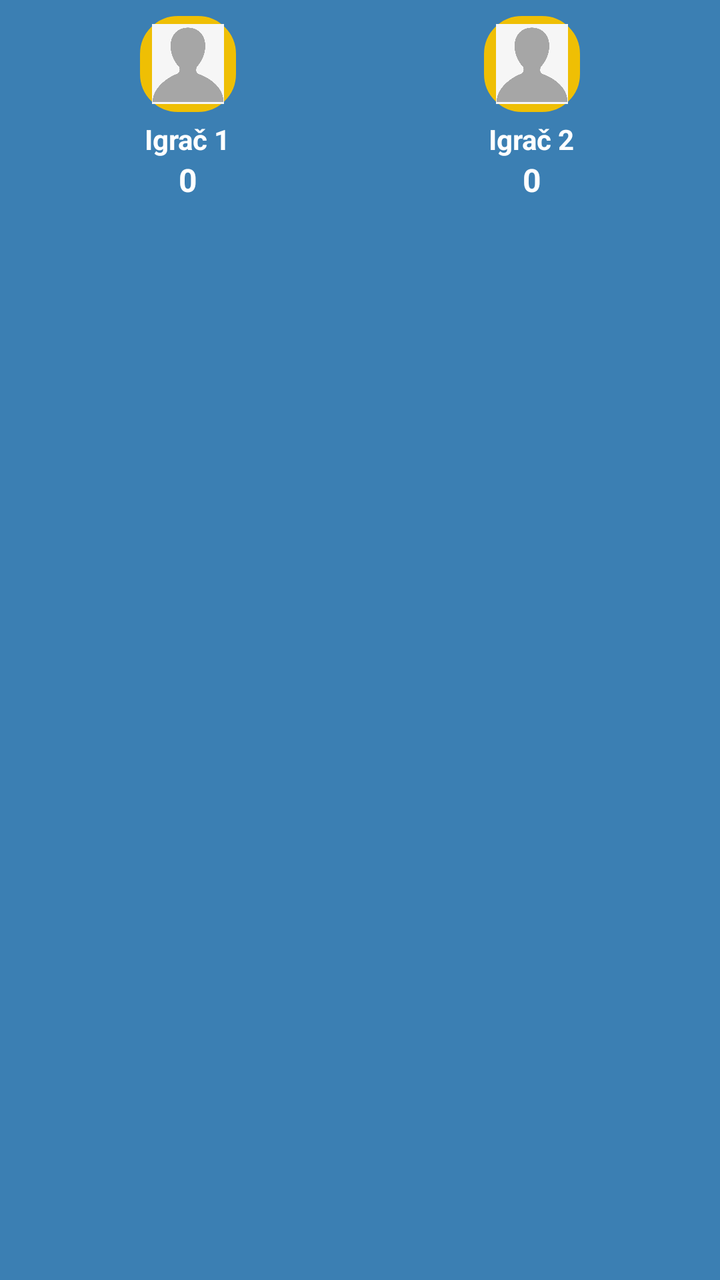
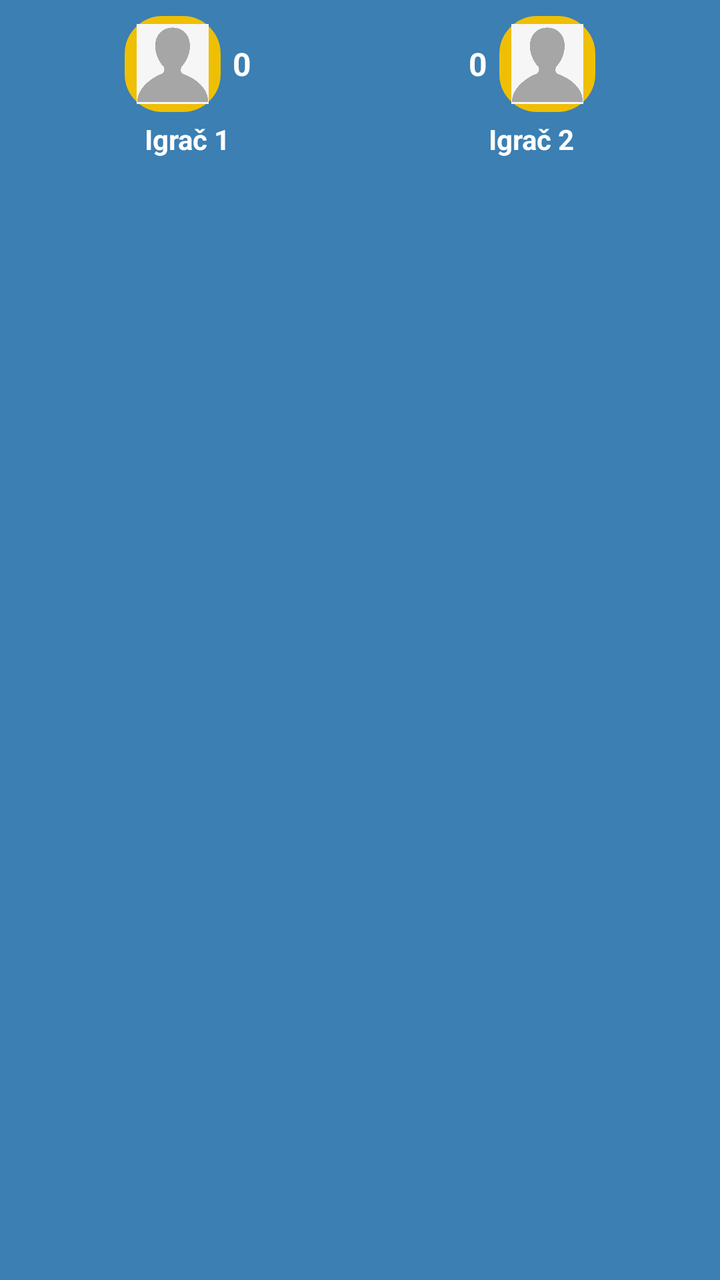

Two renders of the same Android screen: before a commit and after it. Below are the layout's source before the change and the commit's diff.
<!-- AndroidManifest.xml: application theme Theme.Slagalica -->
<!-- res/layout/player_score_row.xml -->
<?xml version="1.0" encoding="utf-8"?>
<LinearLayout xmlns:android="http://schemas.android.com/apk/res/android"
    android:id="@+id/playerScoreRow"
    android:layout_width="match_parent"
    android:layout_height="wrap_content"
    android:orientation="horizontal"
    android:padding="8dp"
    android:background="#3B7FB3">

    <LinearLayout
        android:id="@+id/playerOneContainer"
        android:layout_width="0dp"
        android:layout_height="wrap_content"
        android:layout_weight="1"
        android:orientation="vertical"
        android:gravity="center">

        <ImageView
            android:id="@+id/playerOneAvatar"
            android:layout_width="48dp"
            android:layout_height="48dp"
            android:background="@drawable/profile_frame"
            android:padding="4dp"
            android:src="@drawable/default_profile"
            android:contentDescription="Player 1 avatar" />

        <TextView
            android:id="@+id/playerOneName"
            android:layout_width="wrap_content"
            android:layout_height="wrap_content"
            android:layout_marginTop="4dp"
            android:text="Igrač 1"
            android:textColor="@android:color/white"
            android:textStyle="bold"
            android:textSize="14sp" />

        <TextView
            android:id="@+id/playerOneScore"
            android:layout_width="wrap_content"
            android:layout_height="wrap_content"
            android:text="0"
            android:textColor="@android:color/white"
            android:textStyle="bold"
            android:textSize="16sp" />
    </LinearLayout>

    <LinearLayout
        android:id="@+id/playerTwoContainer"
        android:layout_width="0dp"
        android:layout_height="wrap_content"
        android:layout_weight="1"
        android:orientation="vertical"
        android:gravity="center">

        <ImageView
            android:id="@+id/playerTwoAvatar"
            android:layout_width="48dp"
            android:layout_height="48dp"
            android:background="@drawable/profile_frame"
            android:padding="4dp"
            android:src="@drawable/default_profile"
            android:contentDescription="Player 2 avatar" />

        <TextView
            android:id="@+id/playerTwoName"
            android:layout_width="wrap_content"
            android:layout_height="wrap_content"
            android:layout_marginTop="4dp"
            android:text="Igrač 2"
            android:textColor="@android:color/white"
            android:textStyle="bold"
            android:textSize="14sp" />

        <TextView
            android:id="@+id/playerTwoScore"
            android:layout_width="wrap_content"
            android:layout_height="wrap_content"
            android:text="0"
            android:textColor="@android:color/white"
            android:textStyle="bold"
            android:textSize="16sp" />
    </LinearLayout>
</LinearLayout>
<!-- resources referenced by this layout -->
<resources>
  <!-- drawable default_profile: png bitmap (drawable, 31723 bytes) -->
  <!-- drawable profile_frame (drawable) -->
  <?xml version="1.0" encoding="utf-8"?>
  <shape xmlns:android="http://schemas.android.com/apk/res/android"
      android:shape="rectangle">
      <solid android:color="@android:color/transparent"/>
      <stroke
          android:width="6dp"
          android:color="#EFBF04"/>
      <corners android:radius="16dp"/>
  </shape>
  <style name="Theme.Slagalica" parent="Base.Theme.Slagalica" />
  <style name="Base.Theme.Slagalica" parent="Theme.Material3.DayNight.NoActionBar">
          
          
      </style>
</resources>

<!-- the commit's change to res/layout/player_score_row.xml (unified diff, before → after) -->
@@ -3,81 +3,104 @@
     android:id="@+id/playerScoreRow"
     android:layout_width="match_parent"
     android:layout_height="wrap_content"
-    android:orientation="horizontal"
+    android:orientation="vertical"
     android:padding="8dp"
     android:background="#3B7FB3">
 
     <LinearLayout
-        android:id="@+id/playerOneContainer"
-        android:layout_width="0dp"
+        android:layout_width="match_parent"
         android:layout_height="wrap_content"
-        android:layout_weight="1"
-        android:orientation="vertical"
-        android:gravity="center">
+        android:orientation="horizontal"
+        android:gravity="center_vertical">
 
-        <ImageView
-            android:id="@+id/playerOneAvatar"
-            android:layout_width="48dp"
-            android:layout_height="48dp"
-            android:background="@drawable/profile_frame"
-            android:padding="4dp"
-            android:src="@drawable/default_profile"
-            android:contentDescription="Player 1 avatar" />
+        <LinearLayout
+            android:id="@+id/playerOneContainer"
+            android:layout_width="0dp"
+            android:layout_height="wrap_content"
+            android:layout_weight="1"
+            android:orientation="vertical"
+            android:gravity="center">
 
-        <TextView
-            android:id="@+id/playerOneName"
-            android:layout_width="wrap_content"
+            <LinearLayout
+                android:layout_width="wrap_content"
+                android:layout_height="wrap_content"
+                android:orientation="horizontal"
+                android:gravity="center">
+
+                <ImageView
+                    android:id="@+id/playerOneAvatar"
+                    android:layout_width="48dp"
+                    android:layout_height="48dp"
+                    android:background="@drawable/profile_frame"
+                    android:padding="4dp"
+                    android:src="@drawable/default_profile"
+                    android:contentDescription="Player 1 avatar" />
+
+                <TextView
+                    android:id="@+id/playerOneScore"
+                    android:layout_width="wrap_content"
+                    android:layout_height="wrap_content"
+                    android:layout_marginStart="6dp"
+                    android:text="0"
+                    android:textColor="@android:color/white"
+                    android:textStyle="bold"
+                    android:textSize="16sp" />
+            </LinearLayout>
+
+            <TextView
+                android:id="@+id/playerOneName"
+                android:layout_width="wrap_content"
+                android:layout_height="wrap_content"
+                android:layout_marginTop="4dp"
+                android:text="Igrač 1"
+                android:textColor="@android:color/white"
+                android:textStyle="bold"
+                android:textSize="14sp" />
+        </LinearLayout>
+
+        <LinearLayout
+            android:id="@+id/playerTwoContainer"
+            android:layout_width="0dp"
             android:layout_height="wrap_content"
-            android:layout_marginTop="4dp"
-            android:text="Igrač 1"
-            android:textColor="@android:color/white"
-            android:textStyle="bold"
-            android:textSize="14sp" />
+            android:layout_weight="1"
+            android:orientation="vertical"
+            android:gravity="center">
 
-        <TextView
-            android:id="@+id/playerOneScore"
-            android:layout_width="wrap_content"
-            android:layout_height="wrap_content"
-            android:text="0"
-            android:textColor="@android:color/white"
-            android:textStyle="bold"
-            android:textSize="16sp" />
-    </LinearLayout>
+            <LinearLayout
+                android:layout_width="wrap_content"
+                android:layout_height="wrap_content"
+                android:orientation="horizontal"
+                android:gravity="center">
 
-    <LinearLayout
-        android:id="@+id/playerTwoContainer"
-        android:layout_width="0dp"
-        android:layout_height="wrap_content"
-        android:layout_weight="1"
-        android:orientation="vertical"
-        android:gravity="center">
+                <TextView
+                    android:id="@+id/playerTwoScore"
+                    android:layout_width="wrap_content"
+                    android:layout_height="wrap_content"
+                    android:layout_marginEnd="6dp"
+                    android:text="0"
+                    android:textColor="@android:color/white"
+                    android:textStyle="bold"
+                    android:textSize="16sp" />
 
-        <ImageView
-            android:id="@+id/playerTwoAvatar"
-            android:layout_width="48dp"
-            android:layout_height="48dp"
-            android:background="@drawable/profile_frame"
-            android:padding="4dp"
-            android:src="@drawable/default_profile"
-            android:contentDescription="Player 2 avatar" />
+                <ImageView
+                    android:id="@+id/playerTwoAvatar"
+                    android:layout_width="48dp"
+                    android:layout_height="48dp"
+                    android:background="@drawable/profile_frame"
+                    android:padding="4dp"
+                    android:src="@drawable/default_profile"
+                    android:contentDescription="Player 2 avatar" />
+            </LinearLayout>
 
-        <TextView
-            android:id="@+id/playerTwoName"
-            android:layout_width="wrap_content"
-            android:layout_height="wrap_content"
-            android:layout_marginTop="4dp"
-            android:text="Igrač 2"
-            android:textColor="@android:color/white"
-            android:textStyle="bold"
-            android:textSize="14sp" />
-
-        <TextView
-            android:id="@+id/playerTwoScore"
-            android:layout_width="wrap_content"
-            android:layout_height="wrap_content"
-            android:text="0"
-            android:textColor="@android:color/white"
-            android:textStyle="bold"
-            android:textSize="16sp" />
+            <TextView
+                android:id="@+id/playerTwoName"
+                android:layout_width="wrap_content"
+                android:layout_height="wrap_content"
+                android:layout_marginTop="4dp"
+                android:text="Igrač 2"
+                android:textColor="@android:color/white"
+                android:textStyle="bold"
+                android:textSize="14sp" />
+        </LinearLayout>
     </LinearLayout>
 </LinearLayout>
